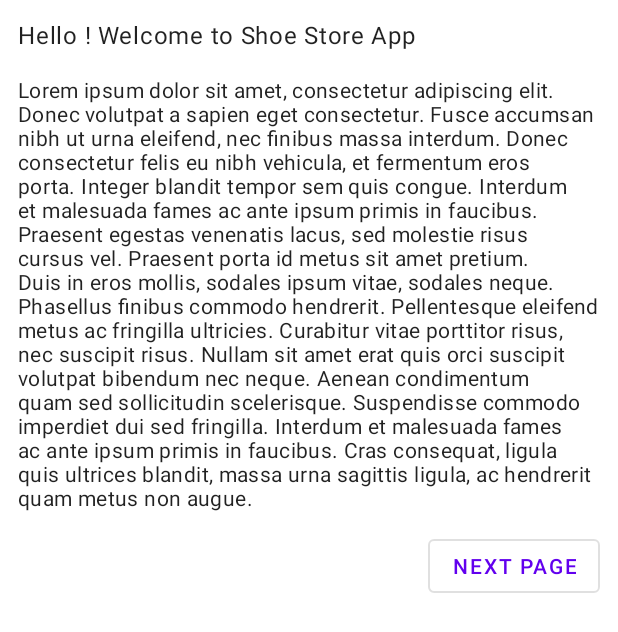
After one commit to lucasnpc/shoe-store, an Android app: the layout welcome_layout.xml on its own in the app's theme, with its tools: preview values and no code run, on a phone screen of 412 x 824 dp. The commit adds this screen. Shown: the top 632 px of the screen. Run offline under Robolectric (Android 15) with nearby library versions, the phone set to English and light mode, and no system bars.

Commit message:
Adding welcome fragment layout

```diff
--- /dev/null
+++ b/app/src/main/java/com/udacity/shoestore/ui/login/LoginViewModel.kt
@@ -0,0 +1,6 @@
+package com.udacity.shoestore.ui.login
+
+import androidx.lifecycle.ViewModel
+
+class LoginViewModel : ViewModel() {
+}
--- a/app/src/main/res/layout/activity_main.xml
+++ b/app/src/main/res/layout/activity_main.xml
@@ -28,7 +28,7 @@
         android:id="@+id/nav_host"
         android:name="androidx.navigation.fragment.NavHostFragment"
         android:layout_width="match_parent"
-        android:layout_height="match_parent"
+        android:layout_height="0dp"
         app:defaultNavHost="true"
         app:layout_constraintBottom_toBottomOf="parent"
         app:layout_constraintLeft_toLeftOf="parent"
--- /dev/null
+++ b/app/src/main/res/layout/welcome_layout.xml
@@ -0,0 +1,42 @@
+<?xml version="1.0" encoding="utf-8"?>
+<ScrollView xmlns:android="http://schemas.android.com/apk/res/android"
+    android:layout_width="match_parent"
+    android:layout_height="match_parent">
+
+    <androidx.constraintlayout.widget.ConstraintLayout xmlns:app="http://schemas.android.com/apk/res-auto"
+        android:layout_width="match_parent"
+        android:layout_height="wrap_content"
+        android:padding="@dimen/layout_padding">
+
+        <TextView
+            android:id="@+id/tv_title"
+            android:layout_width="match_parent"
+            android:layout_height="wrap_content"
+            android:text="@string/welcome_title"
+            android:textAppearance="@style/TextAppearance.MaterialComponents.Body1"
+            app:layout_constraintLeft_toLeftOf="parent"
+            app:layout_constraintRight_toRightOf="parent"
+            app:layout_constraintTop_toTopOf="parent" />
+
+        <TextView
+            android:id="@+id/tv_content"
+            android:layout_width="match_parent"
+            android:layout_height="wrap_content"
+            android:layout_marginTop="16dp"
+            android:text="@string/welcome_content"
+            android:textAppearance="@style/TextAppearance.MaterialComponents.Body2"
+            app:layout_constraintLeft_toLeftOf="parent"
+            app:layout_constraintRight_toRightOf="parent"
+            app:layout_constraintTop_toBottomOf="@id/tv_title" />
+
+        <Button
+            style="@style/Widget.MaterialComponents.Button.OutlinedButton"
+            android:layout_width="wrap_content"
+            android:layout_height="wrap_content"
+            android:layout_marginTop="12dp"
+            android:text="@string/welcome_button"
+            app:layout_constraintRight_toRightOf="parent"
+            app:layout_constraintTop_toBottomOf="@id/tv_content" />
+
+    </androidx.constraintlayout.widget.ConstraintLayout>
+</ScrollView>
--- a/app/src/main/res/values/strings.xml
+++ b/app/src/main/res/values/strings.xml
@@ -3,4 +3,22 @@
     <string name="user_label">Username</string>
     <string name="password_label">Password</string>
     <string name="login_button">Log In</string>
+
+    <string name="welcome_title">Hello ! Welcome to Shoe Store App</string>
+
+    <string name="welcome_content">Lorem ipsum dolor sit amet, consectetur adipiscing elit. Donec
+        volutpat a sapien eget consectetur. Fusce accumsan nibh ut urna eleifend, nec finibus massa
+        interdum. Donec consectetur felis eu nibh vehicula, et fermentum eros porta. Integer blandit
+        tempor sem quis congue. Interdum et malesuada fames ac ante ipsum primis in faucibus.
+        Praesent egestas venenatis lacus, sed molestie risus cursus vel. Praesent porta id metus sit
+        amet pretium. Duis in eros mollis, sodales ipsum vitae, sodales neque. Phasellus finibus
+        commodo hendrerit. Pellentesque eleifend metus ac fringilla ultricies. Curabitur vitae
+        porttitor risus, nec suscipit risus. Nullam sit amet erat quis orci suscipit volutpat
+        bibendum nec neque. Aenean condimentum quam sed sollicitudin scelerisque. Suspendisse
+        commodo imperdiet dui sed fringilla. Interdum et malesuada fames ac ante ipsum primis in
+        faucibus. Cras consequat, ligula quis ultrices blandit, massa urna sagittis ligula, ac
+        hendrerit quam metus non augue.
+    </string>
+
+    <string name="welcome_button">Next page</string>
 </resources>
```
Also changed, not shown: app/src/main/java/com/udacity/shoestore/ui/login/LoginFragment.kt (+24 -1 lines), app/src/main/java/com/udacity/shoestore/ui/welcome/WelcomeFragment.kt (+16 -2 lines).
